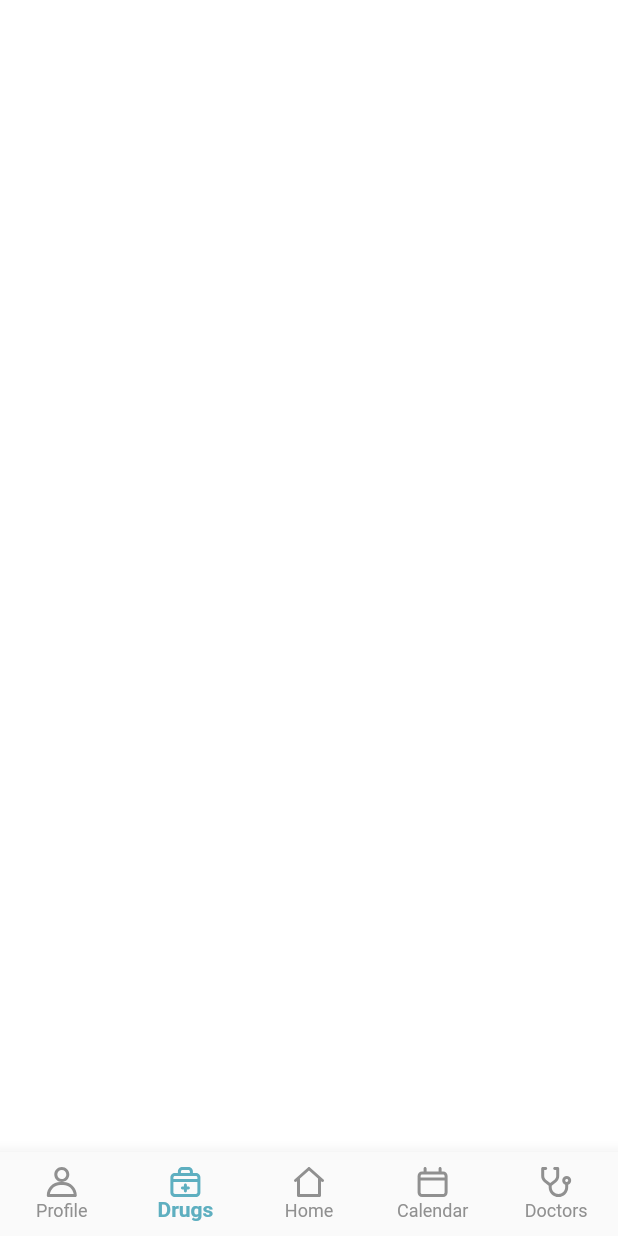
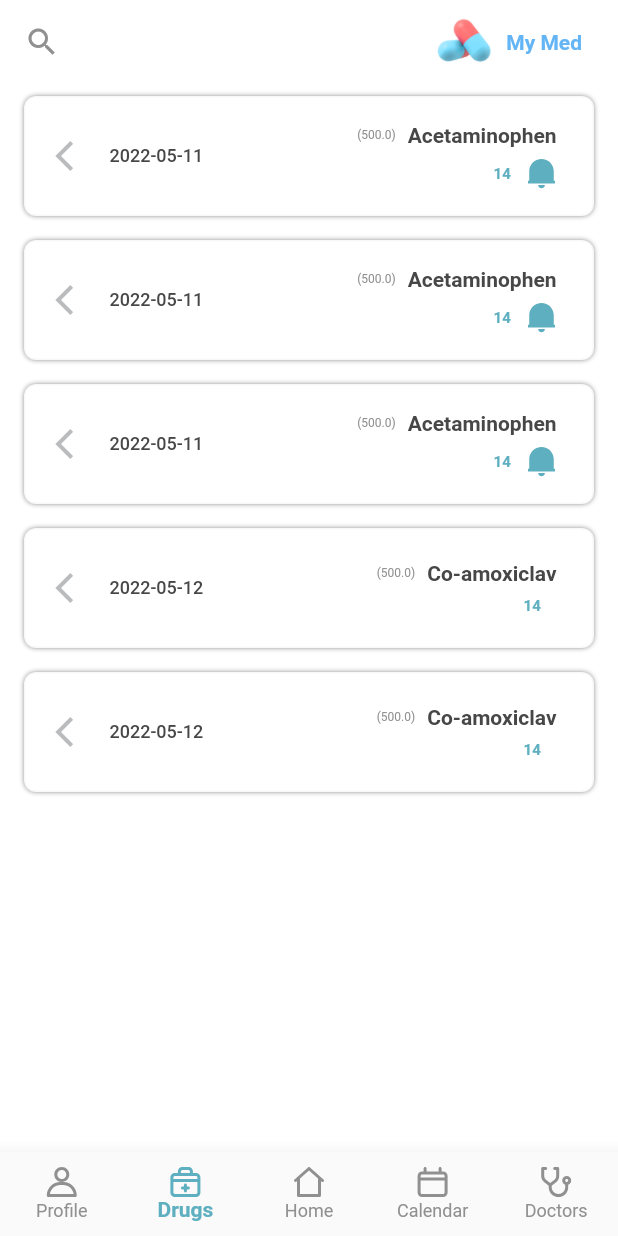
Before and after one commit to A-P-I-Team/MyMedFrontEnd, a Flutter app: the DashboardPage screen opened by its route, item 2 of the bottom bar chosen, on a phone screen of 412 x 824 dp. Run offline on Flutter 3.47's test engine with Material 2 defaults, Android fonts, the phone set to English and light mode, and no system bars; our stand-ins replace auto_route, cached_network_image, dropdown_search, flutter_keyboard_visibility, flutter_lorem, flutter_svg and 3 more; accounts and stored records are empty; generated files the repository leaves out were written again; Roboto replaces fonts that are missing (IRANSans); statements that could not run were skipped.

Commit message:
Develop Drug page and provider

```diff
--- a/my_med/lib/src/modules/drug/pages/drug.dart
+++ b/my_med/lib/src/modules/drug/pages/drug.dart
@@ -1,4 +1,6 @@
 import 'package:flutter/material.dart';
+import 'package:my_med/src/components/custom_app_bar.dart';
+import 'package:my_med/src/components/drug_box.dart';
 import 'package:my_med/src/modules/drug/providers/drug_provider.dart';
 import 'package:provider/provider.dart';
 
@@ -8,7 +10,7 @@ class DrugPage extends StatelessWidget {
   @override
   Widget build(BuildContext context) {
     return ChangeNotifierProvider(
-      create: (_) => DrugProvider(),
+      create: (_) => DrugProvider(context),
       child: const _DrugPage(),
     );
   }
@@ -19,6 +21,35 @@ class _DrugPage extends StatelessWidget {
 
   @override
   Widget build(BuildContext context) {
-    return Scaffold();
+    final provider = context.watch<DrugProvider>();
+    return Scaffold(
+      resizeToAvoidBottomInset: false,
+      appBar: CustomAppbar().buildSearchBar(
+        provider.onSearchTap,
+        provider.isSearchSelect,
+        provider.searchBarController,
+        provider.onSearchChanged,
+        context,
+      ),
+      body: Container(
+        color: Colors.white,
+        child: ListView.builder(
+          itemCount: provider.drugModel.length,
+          physics: const AlwaysScrollableScrollPhysics(
+            parent: BouncingScrollPhysics(),
+          ),
+          itemBuilder: (context, index) {
+            return (provider.drugModel[index].name
+                    .toLowerCase()
+                    .contains(provider.searchBarController.text))
+                ? DrugBox(
+                    drug: provider.drugModel[index],
+                    onTap: provider.onDrugTap,
+                  )
+                : const SizedBox();
+          },
+        ),
+      ),
+    );
   }
 }
--- a/my_med/lib/src/modules/drug/providers/drug_provider.dart
+++ b/my_med/lib/src/modules/drug/providers/drug_provider.dart
@@ -1,3 +1,62 @@
 import 'package:flutter/cupertino.dart';
+import 'package:my_med/src/modules/doctor/models/doctor_model.dart';
+import 'package:my_med/src/modules/drug/models/drug_model.dart';
 
-class DrugProvider extends ChangeNotifier {}
+class DrugProvider extends ChangeNotifier {
+  BuildContext context;
+  // List<Medication> medications = Data.medications;
+  bool isSearchSelect = false;
+  TextEditingController searchBarController = TextEditingController();
+  List<DrugModel> drugModel = [];
+  DrugProvider(this.context) {
+    //TODO API Call (Get)
+    drugModel = List.generate(
+          3,
+          (index) => DrugModel(
+              id: '#',
+              name: 'Acetaminophen',
+              dosage: 500.0,
+              doctor: DoctorModel(
+                  id: '#', name: 'Danial Bazmande', profession: 'ENT Doctor'),
+              consumptionAmount: '1',
+              consumptionStart: DateTime.now().toString(),
+              consumptionTimes: 12,
+              consumptionDuration: '14',
+              description: 'Consume your medicine preciesly at the time.',
+              changeRequests: [],
+              isActive: true,
+              isGreen: false),
+        ) +
+        List.generate(
+          2,
+          (index) => DrugModel(
+              id: '#',
+              name: 'Co-amoxiclav',
+              dosage: 500.0,
+              doctor: DoctorModel(
+                  id: '#', name: 'Danial Bazmande', profession: 'ENT Doctor'),
+              consumptionAmount: '1',
+              consumptionStart:
+                  DateTime.now().add(const Duration(days: 1)).toString(),
+              consumptionTimes: 12,
+              consumptionDuration: '14',
+              description: 'Consume your medicine preciesly at the time.',
+              changeRequests: [],
+              isActive: false,
+              isGreen: false),
+        );
+    ;
+  }
+  void onDrugTap(DrugModel drug) {
+    //TODO navigate to drug detail page
+  }
+  void onSearchTap() {
+    isSearchSelect = !isSearchSelect;
+    searchBarController.clear();
+    notifyListeners();
+  }
+
+  void onSearchChanged(String? value) {
+    notifyListeners();
+  }
+}
```
Also changed, not shown: my_med/assets/bell.svg (added).
